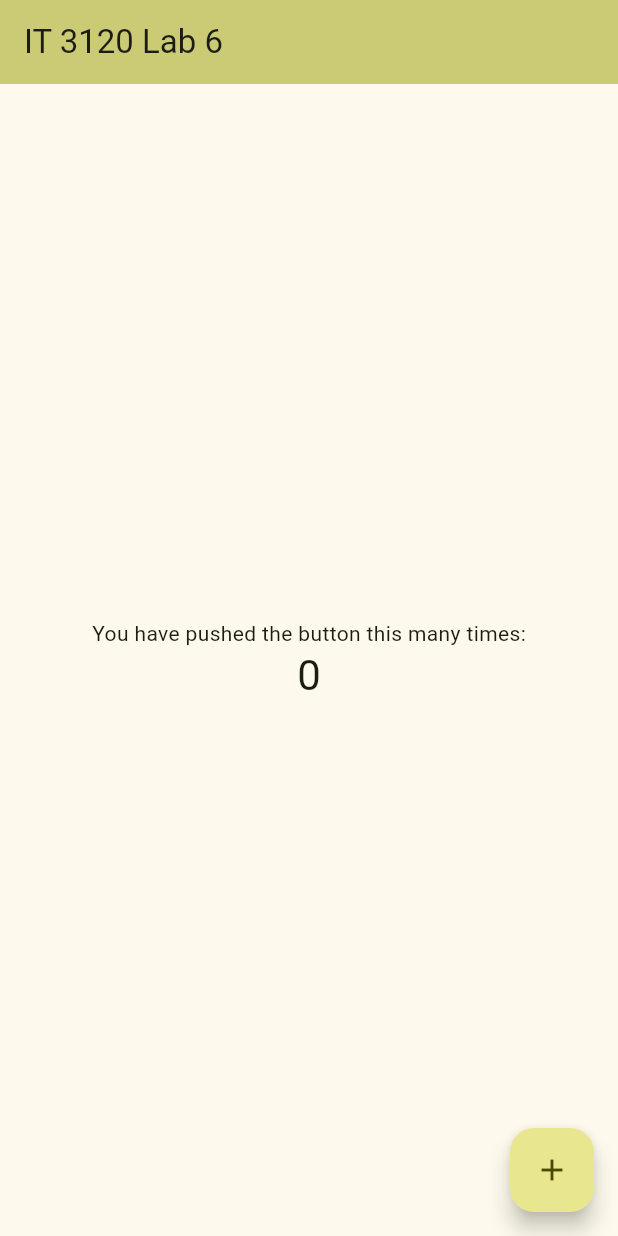
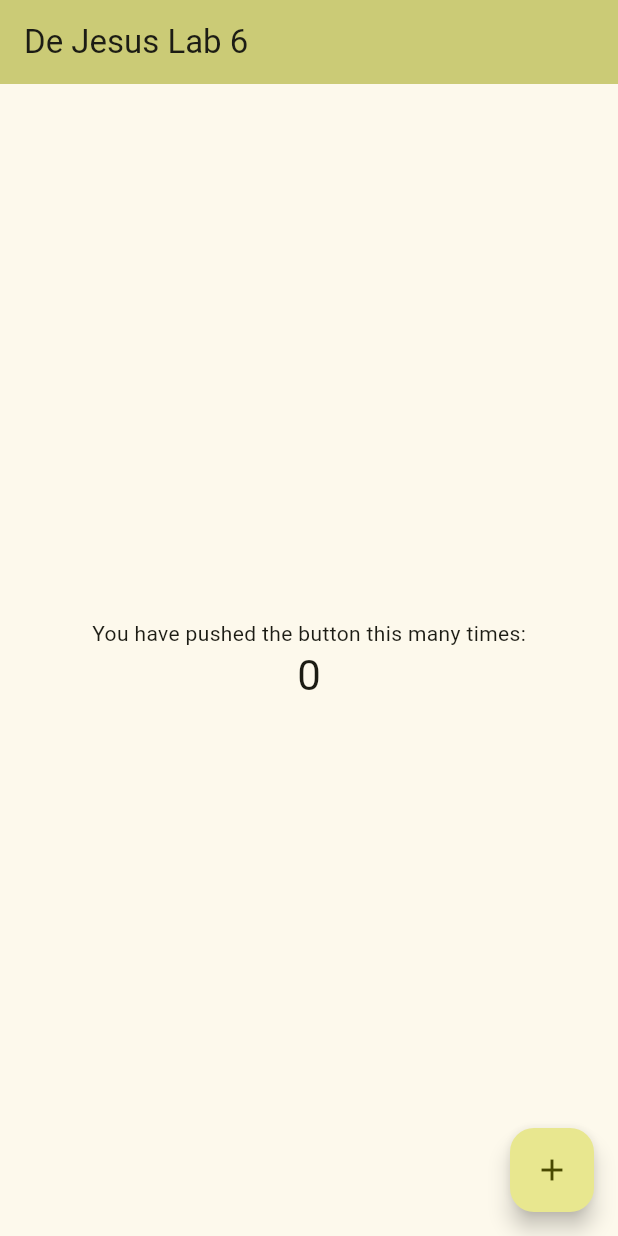
Before and after one commit to roces123/it3120-lab6, a Flutter app: the screen it shows after launch, on a phone screen of 412 x 824 dp. Run offline on Flutter 3.47's test engine with Material 3 defaults, Android fonts, the phone set to English and light mode, and no system bars.

Commit message:
Lab 6: <short summary of your 5 edits>

```diff
--- a/lib/main.dart
+++ b/lib/main.dart
@@ -30,7 +30,7 @@ class MyApp extends StatelessWidget {
         // tested with just a hot reload.
         colorScheme: ColorScheme.fromSeed(seedColor: Colors.yellowAccent),
       ),
-      home: const MyHomePage(title: 'IT 3120 Lab 6'),
+      home: const MyHomePage(title: 'De Jesus Lab 6'),
     );
   }
 }
```
